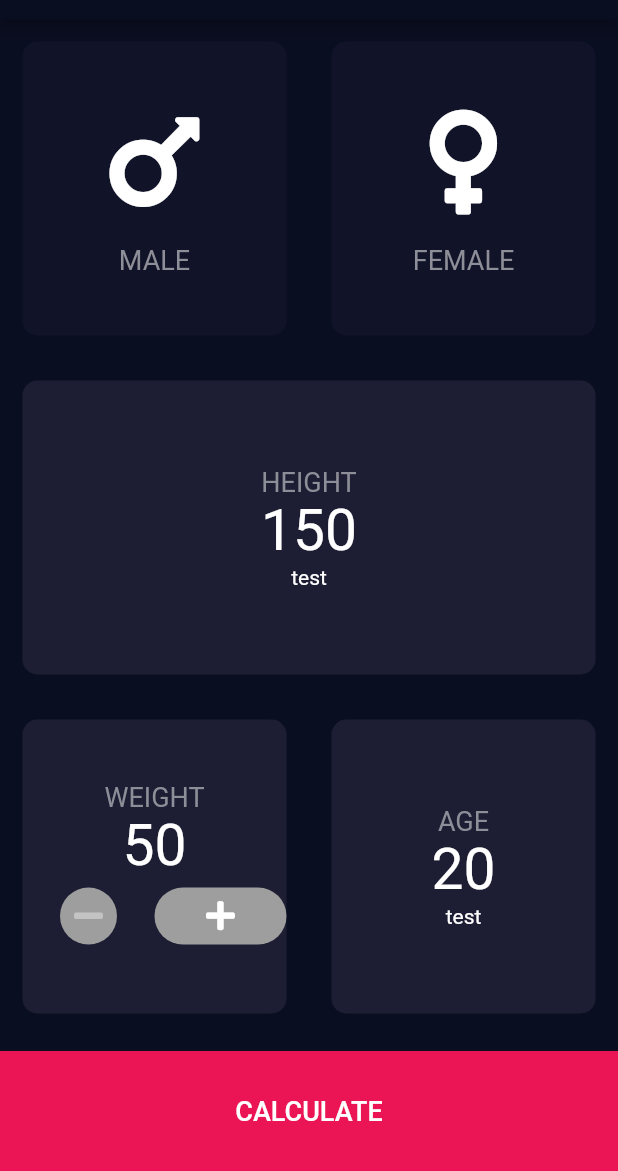
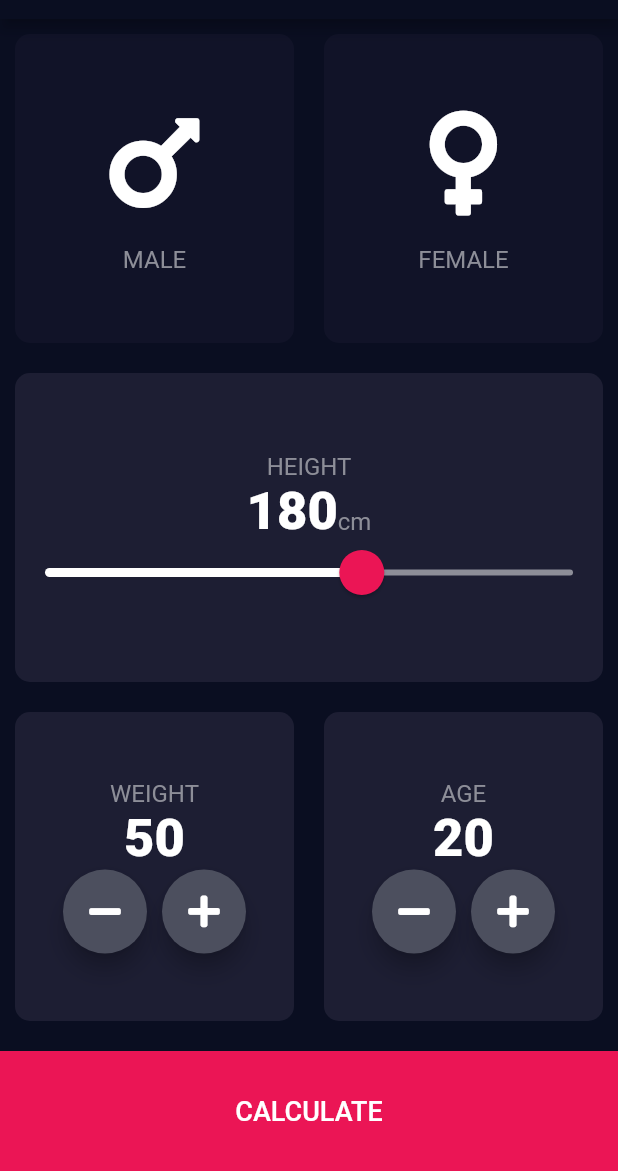
Before and after one commit to hazirah229/bmi_calculator_flutter, a Flutter app: the screen it shows after launch, on a phone screen of 412 x 824 dp, the part 65-1236 px from its top. Run offline on Flutter 3.47's test engine with Material 2 defaults, Android fonts, the phone set to English and light mode, and no system bars; our stand-ins replace font_awesome_flutter.

```diff
--- /dev/null
+++ b/lib/constants.dart
@@ -0,0 +1,38 @@
+import 'package:flutter/material.dart';
+
+const kbottomBarHeight = 80.0;
+const kactiveCardColor = Color(0xFF1D1E33);
+const kinactiveCardColor = Color(0xFF111328);
+const kbottomBarColor = Color(0xFFEB1555);
+const kweightDefault = 50.0;
+
+const klabelTextStyle = TextStyle(
+  fontSize: 16.0,
+  color: Color(0xFF8D8E98),
+);
+
+const klabelNumberStyle = TextStyle(
+  fontSize: 35.0,
+  fontWeight: FontWeight.w900,
+  //color: Color(0xFF8D8E98),
+);
+
+const kTitleTextStyle = TextStyle(
+  fontSize: 50.0,
+  fontWeight: FontWeight.bold,
+);
+
+const kResultTextStyle = TextStyle(
+  color: Color(0xFF24D876),
+  fontSize: 22.0,
+  fontWeight: FontWeight.bold,
+);
+
+const kBMITextStyle = TextStyle(
+  fontSize: 100.0,
+  fontWeight: FontWeight.bold,
+);
+
+const kBodyTextStyle = TextStyle(
+  fontSize: 22.0,
+);
--- /dev/null
+++ b/lib/icon_content.dart
@@ -0,0 +1,29 @@
+import 'package:flutter/material.dart';
+import 'package:bmi_flutter/constants.dart';
+
+class IconContent extends StatelessWidget {
+
+  IconContent({this.icon, this.label});
+
+  final IconData icon;
+  final String label;
+
+  @override
+  Widget build(BuildContext context) {
+    return Column(
+      mainAxisAlignment: MainAxisAlignment.center,
+      children: <Widget>[
+        Icon(
+          icon,
+          size: 80.0,
+        ),
+        SizedBox(
+          height: 15.0,
+        ),
+        Text(label,
+          style: klabelTextStyle,
+        ),
+      ],
+    );
+  }
+}
--- a/lib/input_dark.dart
+++ b/lib/input_dark.dart
@@ -1,12 +1,14 @@
+import 'package:bmi_flutter/calculator_brain.dart';
+import 'package:bmi_flutter/constants.dart';
+import 'package:bmi_flutter/result_page.dart';
 import 'package:flutter/cupertino.dart';
 import 'package:flutter/material.dart';
+import 'package:flutter/rendering.dart';
 import 'package:font_awesome_flutter/font_awesome_flutter.dart';
+import 'package:bmi_flutter/reusable_card.dart';
+import 'package:bmi_flutter/round_icon_btn.dart';
+import 'package:bmi_flutter/icon_content.dart';
 
-const bottomBarHeight = 80.0;
-const activeCardColor = Color(0xFF1D1E33);
-const inactiveCardColor = Color(0xFF111328);
-const bottomBarColor = Color(0xFFEB1555);
-const weightDefault = 50.0;
 enum Gender {
   male,
   female,
@@ -20,6 +22,9 @@ class MyHomePage extends StatefulWidget {
 class _MyHomePageState extends State<MyHomePage> {
 
   Gender selectedGender;
+  int height = 180;
+  int weight = 50;
+  int age = 20;
 
   @override
   Widget build(BuildContext context) {
@@ -43,114 +48,197 @@ class _MyHomePageState extends State<MyHomePage> {
                 mainAxisAlignment: MainAxisAlignment.center,
                 children: <Widget>[
                   Expanded(
-                    child: GestureDetector(
-                      onTap: (){
+                    child: ReusableCard(
+                      onPress: (){
                         setState(() {
                           selectedGender = Gender.male;
                           //updateColor(Gender.male);
                         });
                       },
-                      child: ReusableCard(
-                        colour: selectedGender == Gender.male ? activeCardColor : inactiveCardColor,
-                        info: IconContent(icon: FontAwesomeIcons.mars, label: 'MALE'),
+                      colour: selectedGender == Gender.male ? kactiveCardColor : kinactiveCardColor,
+                      cardChild: IconContent(
+                          icon: FontAwesomeIcons.mars, label: 'MALE',
+                      ),
                       ),
                     ),
-                  ),
                   Expanded(
-                    child: GestureDetector(
-                      onTap: (){
+                    child: ReusableCard(
+                      onPress: (){
                         setState(() {
                           selectedGender = Gender.female;
                           //updateColor(Gender.female);
                         });
                       },
-                      child: ReusableCard(
-                        colour: selectedGender == Gender.female ? activeCardColor : inactiveCardColor,
-                        info: IconContent(icon: FontAwesomeIcons.venus, label: 'FEMALE'),
+                      colour: selectedGender == Gender.female ? kactiveCardColor : kinactiveCardColor,
+                      cardChild: IconContent(icon: FontAwesomeIcons.venus, label: 'FEMALE'),
                       ),
                     ),
-                  ),
                 ],
               )
             ),
           Expanded(
-            child: Row(
-              mainAxisAlignment: MainAxisAlignment.center,
-              children: <Widget>[
-                Expanded(
-                  child: ReusableCard(colour: activeCardColor,
-                    info: AnimatedContent(label2: 'HEIGHT', inputText: '150', icon2: Text('test')),
+            child: ReusableCard(
+              colour: kactiveCardColor,
+              cardChild: Column(
+                mainAxisAlignment: MainAxisAlignment.center,
+                children: <Widget>[
+                  Text('HEIGHT', style: klabelTextStyle,),
+                  Row(
+                    mainAxisAlignment: MainAxisAlignment.center,
+                    crossAxisAlignment: CrossAxisAlignment.baseline,
+                    textBaseline: TextBaseline.alphabetic,
+                    children: <Widget>[
+                      Text(
+                        height.toString(),
+                        style: klabelNumberStyle,
+                      ),
+                      Text(
+                        'cm',
+                        style: klabelTextStyle,
+                      ),
+                    ],
                   ),
-                ),
-              ],
-            )
+                  SliderTheme(
+                    data: SliderTheme.of(context).copyWith(
+                      inactiveTrackColor: Color(0xFF8D8E98),
+                      activeTrackColor: Colors.white,
+                      thumbColor: Color(0xFFEB1555),
+                      overlayColor: Color(0x29EB1555),
+                      thumbShape: RoundSliderThumbShape(enabledThumbRadius: 15.0),
+                      overlayShape: RoundSliderOverlayShape(overlayRadius: 20.0),
+                    ),
+                    child: Slider(
+                      value: height.toDouble(),
+                      min: 120.0,
+                      max: 220.0,
+                      onChanged: (double newValue) {
+                        setState(() {
+                          //reset text based on slider accordingly
+                          height = newValue.round();
+                        });
+                      },
+                    ),
+                  ),
+                ],
+              ),
+            ),
           ),
           Expanded(
             child: Row(
-              mainAxisAlignment: MainAxisAlignment.center,
               children: <Widget>[
                 Expanded(
-                  child: ReusableCard(colour: activeCardColor,
-                    info: AnimatedContent(label2: 'WEIGHT', inputText: '50', icon2:
-                      Row(
-                        children: <Widget> [
-                          Expanded(
-                            child: FlatButton(
-                              color: Colors.grey,
-                              child: Container(
-                                padding: EdgeInsets.all(8.0),
-                                decoration: BoxDecoration(
-                                  color: Colors.grey,
-                                  borderRadius: BorderRadius.circular(50.0),
-                                ),
-                                child: Icon(FontAwesomeIcons.minus, size: 22.0),
-                              ),
-                            ),
-                          ),
-                          Expanded(
-                            child: GestureDetector(
-                              onTap: (){
+                  child: ReusableCard(
+                    colour: kactiveCardColor,
+                    cardChild: Column(
+                      mainAxisAlignment: MainAxisAlignment.center,
+                      children: <Widget> [
+                        Text(
+                          'WEIGHT',
+                          style: klabelTextStyle,
+                        ),
+                        Text(
+                          weight.toString(),
+                          style: klabelNumberStyle,
+                        ),
+                        Row(
+                          mainAxisAlignment: MainAxisAlignment.center,
+                          children: <Widget> [
+                            RoundIconButton(
+                              icon: FontAwesomeIcons.minus,
+                              onPressed: (){
                                 setState(() {
-
+                                  weight--;
                                 });
                               },
-                              //color: Colors.grey,
-                              child: Container(
-                                padding: EdgeInsets.all(8.0),
-                                decoration: BoxDecoration(
-                                  color: Colors.grey,
-                                  borderRadius: BorderRadius.circular(50.0),
-                                ),
-                                child: Icon(FontAwesomeIcons.plus, size: 22.0),
-                              ),
                             ),
-                          ),
-                        ],
-                      ),
+                            SizedBox(
+                              width: 10.0,
+                            ),
+                            RoundIconButton(
+                              icon: FontAwesomeIcons.plus,
+                                onPressed: (){
+                                  setState(() {
+                                    weight++;
+                                  });
+                                }
+                            ),
+                          ],
+                        ),
+                      ],
                     ),
                   ),
                 ),
                 Expanded(
-                  child: ReusableCard(colour: activeCardColor,
-                    info: AnimatedContent(label2: 'AGE', inputText: '20', icon2: Text('test')),
+                  child: ReusableCard(
+                    colour: kactiveCardColor,
+                    cardChild: Column(
+                      mainAxisAlignment: MainAxisAlignment.center,
+                      children: <Widget>[
+                        Text(
+                          'AGE',
+                          style: klabelTextStyle,
+                        ),
+                        Text(
+                          age.toString(),
+                          style: klabelNumberStyle,
+                        ),
+                        Row(
+                          mainAxisAlignment: MainAxisAlignment.center,
+                          children: <Widget> [
+                            RoundIconButton(
+                              icon: FontAwesomeIcons.minus,
+                                onPressed: (){
+                                  setState(() {
+                                    age--;
+                                  });
+                                }
+                            ),
+                            SizedBox(
+                              width: 10.0,
+                            ),
+                            RoundIconButton(
+                              icon: FontAwesomeIcons.plus,
+                                onPressed: (){
+                                  setState(() {
+                                    age++;
+                                  });
+                                }
+                            ),
+                          ],
+                        ),
+                      ],
+                    ),
                   ),
                 ),
               ],
             )
           ),
           Container(
-            color: bottomBarColor,
+            color: kbottomBarColor,
             margin: EdgeInsets.only(top: 10.0),
             width: double.infinity,
-            height: bottomBarHeight,
+            height: kbottomBarHeight,
             child: FlatButton (
               textColor: Colors.white,
-              child: Text('CALCULATE',
+              child: Text(
+                'CALCULATE',
                 style: TextStyle(
                   fontSize: 18.0,
                 ),
               ),
-              onPressed: (){},
+              onPressed: (){
+                CalculatorBrain calc = CalculatorBrain(height: height, weight: weight);
+
+                Navigator.push(
+                  context, MaterialPageRoute(
+                  builder: (context) => ResultPage(
+                    bmiResult: calc.calculateBMI(),
+                    resultText: calc.getResult(),
+                    interpretation: calc.getInterpretation(),
+                  ),),
+                );
+                // print(weight/pow(height/100, 2));
+              },
             ),
           ),
       ],
@@ -159,85 +247,6 @@ class _MyHomePageState extends State<MyHomePage> {
   }
 }
 
-class AnimatedContent extends StatelessWidget {
-  AnimatedContent({this.label2, this.inputText, this.icon2});
-
-  final String label2;
-  final String inputText;
-  final Widget icon2;
-
-  @override
-  Widget build(BuildContext context) {
-    return Column(
-      mainAxisAlignment: MainAxisAlignment.center,
-      children: <Widget>[
-        Text(label2,
-          style: TextStyle(
-            fontSize: 18.0,
-            color: Color(0xFF8D8E98),
-          ),
-        ),
-        Text(inputText,
-          style: TextStyle(
-            fontSize: 38.0,
-            color: Colors.white,
-          ),
-        ),
-        icon2,
-      ],
-    );
-  }
-}
-
-class IconContent extends StatelessWidget {
-
-  IconContent({this.icon, this.label});
-
-  final IconData icon;
-  final String label;
-
-  @override
-  Widget build(BuildContext context) {
-    return Column(
-      mainAxisAlignment: MainAxisAlignment.center,
-      children: <Widget>[
-        Icon(
-          icon,
-          size: 80.0,
-        ),
-        SizedBox(
-          height: 15.0,
-        ),
-        Text(label,
-          style: TextStyle(
-            fontSize: 18.0,
-            color: Color(0xFF8D8E98),
-          ),
-        ),
-      ],
-    );
-  }
-}
-
-class ReusableCard extends StatelessWidget {
-
-  ReusableCard({this.colour, this.info});
-
-  final Widget info;
-  final Color colour; //final makes this property immutable
-
-  @override
-  Widget build(BuildContext context) {
-    return Container(
-      child: info,
-      margin: EdgeInsets.all(15.0),
-      decoration: BoxDecoration(
-        color: colour,
-        borderRadius: BorderRadius.circular(10.0),
-      ),
-    );
-  }
-}
 
 
 // Color maleCardCol = inactiveCardColor;
--- a/lib/main.dart
+++ b/lib/main.dart
@@ -10,7 +10,6 @@ class MyApp extends StatelessWidget {
   @override
   Widget build(BuildContext context) {
     return MaterialApp(
-      title: 'BMI Calculator',
       theme: ThemeData.dark().copyWith(
         primaryColor: Color(0xFF0A0E21),
         scaffoldBackgroundColor: Color(0xFF0A0E21),
--- /dev/null
+++ b/lib/reusable_card.dart
@@ -0,0 +1,25 @@
+import 'package:flutter/material.dart';
+
+class ReusableCard extends StatelessWidget {
+
+  ReusableCard({this.colour, this.cardChild, this.onPress});
+
+  final Widget cardChild;
+  final Color colour; //final makes this property immutable
+  final Function onPress;
+
+  @override
+  Widget build(BuildContext context) {
+    return GestureDetector(
+      onTap: onPress,
+      child: Container(
+        child: cardChild,
+        margin: EdgeInsets.all(10.0),
+        decoration: BoxDecoration(
+          color: colour,
+          borderRadius: BorderRadius.circular(10.0),
+        ),
+      ),
+    );
+  }
+}
--- /dev/null
+++ b/lib/round_icon_btn.dart
@@ -0,0 +1,20 @@
+import 'package:flutter/material.dart';
+
+class RoundIconButton extends StatelessWidget {
+
+  RoundIconButton({@required this.icon, @required this.onPressed});
+  final IconData icon;
+  final Function onPressed;
+  @override
+  Widget build(BuildContext context) {
+    return RawMaterialButton(
+      child: Icon(icon),
+      onPressed: onPressed,
+      elevation: 6.0,
+      constraints: BoxConstraints.tightFor(width: 56.0, height: 56.0),
+      shape: CircleBorder(),
+      fillColor: Color(0xFF4C4F5E),
+
+    );
+  }
+}
--- a/pubspec.yaml
+++ b/pubspec.yaml
@@ -26,7 +26,7 @@ dependencies:
 
 
   # The following adds the Cupertino Icons font to your application.
-  # Use with the CupertinoIcons class for iOS style icons.
+  # Use with the Cupertino Icons class for iOS style icons.
   cupertino_icons: ^0.1.3
   font_awesome_flutter: ^8.4.0
 
```
Also changed, not shown: lib/calculator_brain.dart (added, +35 -0 lines), lib/result_page.dart (added, +81 -0 lines).
